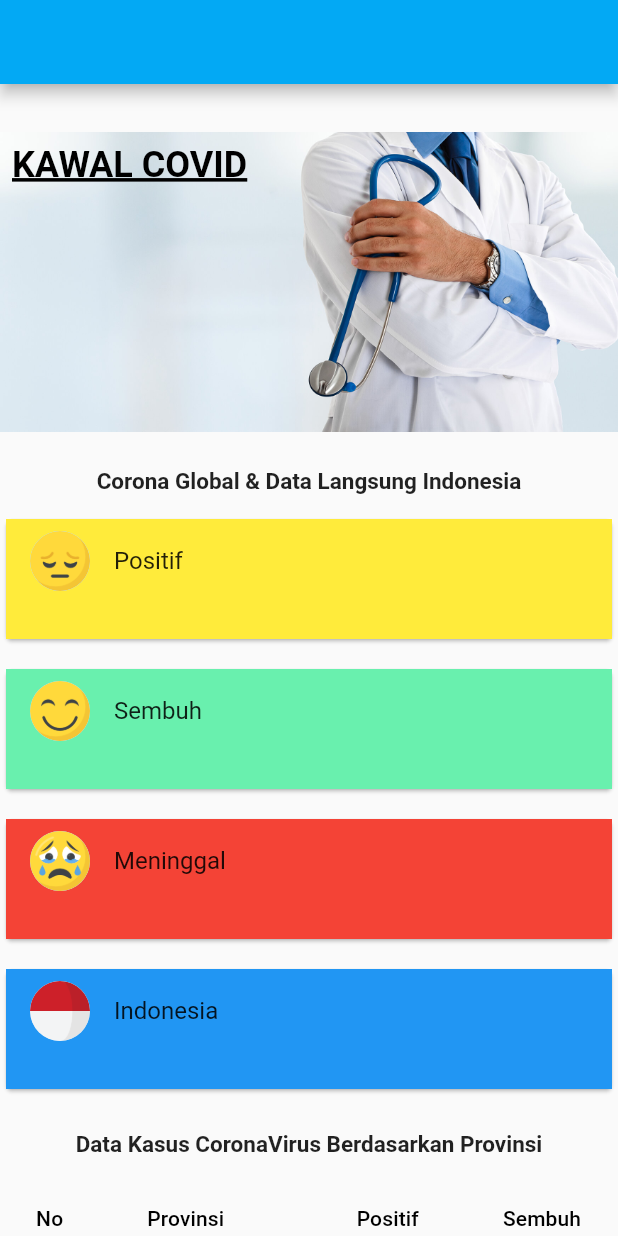
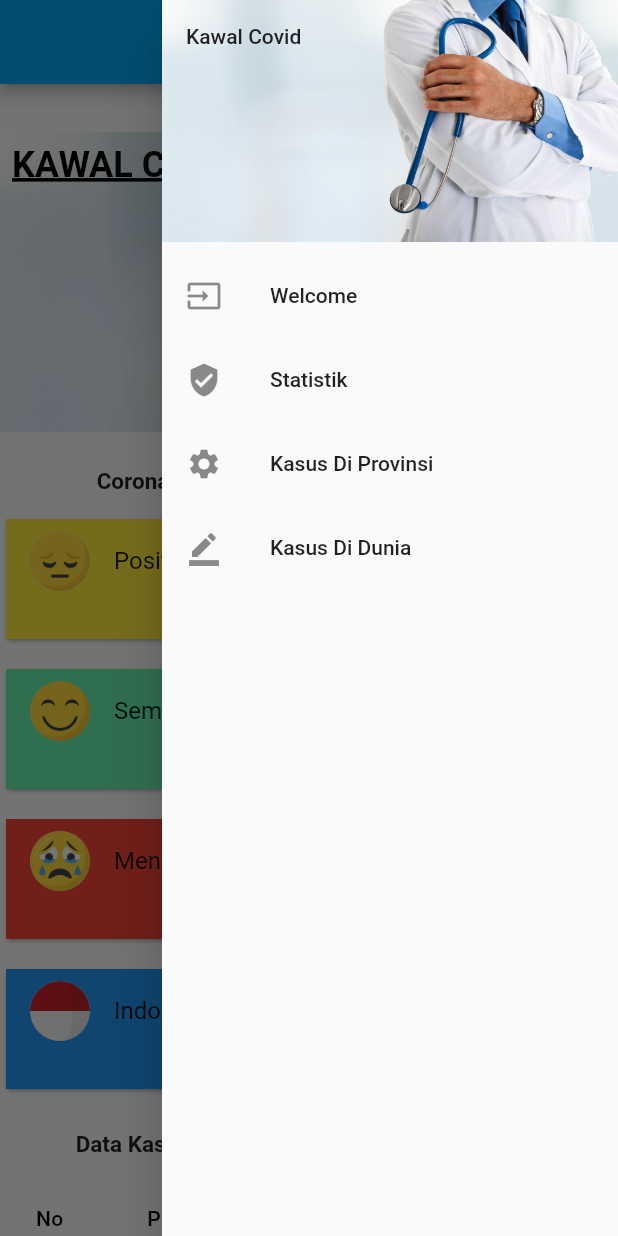
Before and after one commit to HilmiSatriaji21/flutter, a Flutter app: the screen it shows after launch, with the side drawer open (before the commit the screen has no drawer), on a phone screen of 412 x 824 dp. Run offline on Flutter 3.47's test engine with Material 2 defaults, Android fonts, the phone set to English and light mode, and no system bars.

Commit message:
SideBar Navigation

```diff
--- a/lib/main.dart
+++ b/lib/main.dart
@@ -1,4 +1,5 @@
 import 'package:flutter/material.dart';
+import 'package:flutter_application_1/nav-drawer.dart';
 
 void main() => runApp(MaterialApp(
   debugShowCheckedModeBanner: false,
@@ -15,6 +16,7 @@ class MyApp extends StatelessWidget {
       appBar: AppBar(
         title: Text(""),
       ),
+      endDrawer: DrawerWidget(),
 
         body: Container(
           padding: EdgeInsets.only(top: 20),
@@ -27,7 +29,7 @@ class MyApp extends StatelessWidget {
           Column(
             children: <Widget>[
               Container(
-                height: 200,
+          height: 200,
           width: double.infinity,
           decoration: BoxDecoration(
             image: DecorationImage(
--- /dev/null
+++ b/lib/nav-drawer.dart
@@ -0,0 +1,42 @@
+import 'package:flutter/material.dart';
+class DrawerWidget extends StatelessWidget {
+  @override
+  Widget build(BuildContext context) {
+    return Drawer(
+      child: ListView(
+        padding: EdgeInsets.zero,
+    children: <Widget>[
+      DrawerHeader(
+        child: Text('Kawal Covid'),
+        decoration: BoxDecoration(
+          image: DecorationImage(
+            image: AssetImage('assets/images/header.jpg'),
+            fit: BoxFit.cover
+          ),
+        ),
+      ),
+      ListTile(
+            leading: Icon(Icons.input),
+            title: Text('Welcome'),
+            onTap: () => {},
+          ),
+          ListTile(
+            leading: Icon(Icons.verified_user),
+            title: Text('Statistik'),
+            onTap: () => {Navigator.of(context).pop()},
+          ),
+          ListTile(
+            leading: Icon(Icons.settings),
+            title: Text('Kasus Di Provinsi'),
+            onTap: () => {Navigator.of(context).pop()},
+          ),
+          ListTile(
+            leading: Icon(Icons.border_color),
+            title: Text('Kasus Di Dunia'),
+            onTap: () => {Navigator.of(context).pop()},
+          ),
+    ],
+  ),
+  );
+  }
+}
```
